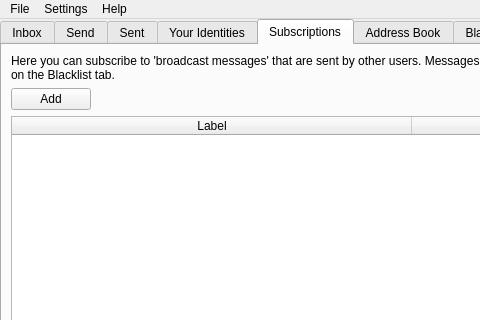
Old version of the form src/bitmessageui.ui in the repository Bitmessage/PyBitmessage; both pictures show x 0 to 480 and y 0 to 320 of the 795 by 561 pixel window.
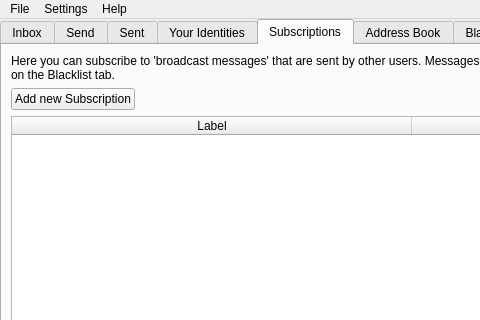
New version of the form. The open tabs and pages were chosen to show the change. Icons and pictures are not drawn.

Commit message: Small gui change per github issue #162

The edit to the form file:
```diff
--- a/src/bitmessageui.ui
+++ b/src/bitmessageui.ui
@@ -500,7 +500,7 @@
         <item row="1" column="0">
          <widget class="QPushButton" name="pushButtonAddSubscription">
           <property name="text">
-           <string>Add</string>
+           <string>Add new Subscription</string>
           </property>
          </widget>
         </item>
```
Left out of the diff: 4 changed lines with no effect on the pictures. The commit also changes 1 other file.
